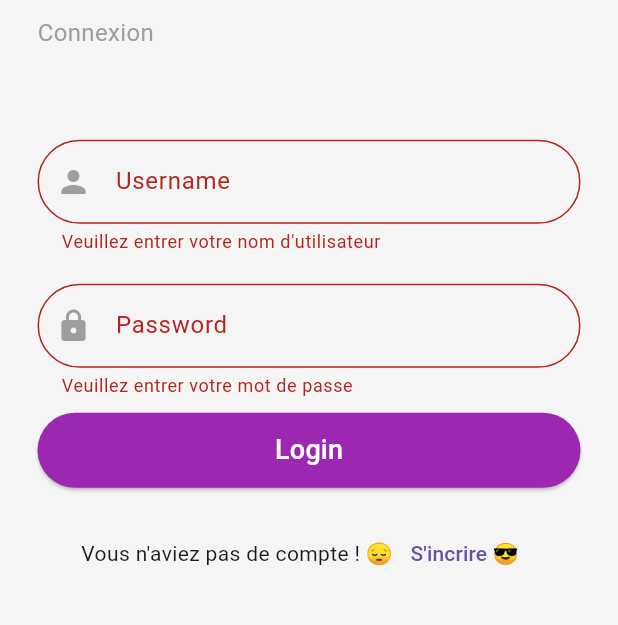
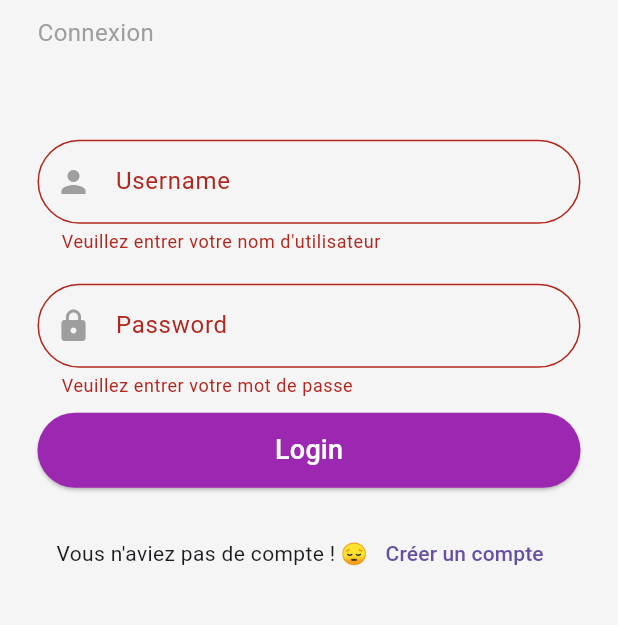
Before and after one commit to Frejo004/flutter_todo_list, a Flutter app: the screen it shows after launch, after a tap on "Login", on a phone screen of 412 x 824 dp, the part 353-978 px from its top. Run offline on Flutter 3.47's test engine with Material 3 defaults, Android fonts, the phone set to English and light mode, and no system bars; our stand-ins replace page_transition; missing offline and left inert: flutter_flip_card.

Commit message:
Amélioration de la mise en forme et de la gestion des erreurs sur la page de connexion

```diff
--- a/lib/screen/login.dart
+++ b/lib/screen/login.dart
@@ -9,7 +9,8 @@ class LoginPage extends StatefulWidget {
   State<LoginPage> createState() => _LoginPageState();
 }
 
-class _LoginPageState extends State<LoginPage> with SingleTickerProviderStateMixin {
+class _LoginPageState extends State<LoginPage>
+    with SingleTickerProviderStateMixin {
   final _formKey = GlobalKey<FormState>();
   final TextEditingController _nameController = TextEditingController();
   final TextEditingController _passwordController = TextEditingController();
@@ -48,13 +49,13 @@ class _LoginPageState extends State<LoginPage> with SingleTickerProviderStateMix
 
       if (user.username.isEmpty) {
         setState(() {
-          _errorMessage = 'Nom d\'utilisateur ou le mot de passe est incorrect.';
+          _errorMessage =
+              'Nom d\'utilisateur ou le mot de passe est incorrect.';
         });
       } else {
         // Déclenchez l'animation avant la navigation
-        _animationController.forward().then((_) {
-          Navigator.pushNamed(context, '/home');
-        });
+        Navigator.pushNamed(
+            context, '/home' );
       }
     }
   }
@@ -168,9 +169,11 @@ class _LoginPageState extends State<LoginPage> with SingleTickerProviderStateMix
                     const Text("Vous n'aviez pas de compte ! 😔"),
                     TextButton(
                       onPressed: () {
-                        Navigator.pushNamed(context, '/register');
+                        Navigator.pushNamed(
+                          context, '/register'
+                        );
                       },
-                      child: const Text("S'incrire 😎"),
+                      child: const Text("Créer un compte"),
                     ),
                   ],
                 ),
```
